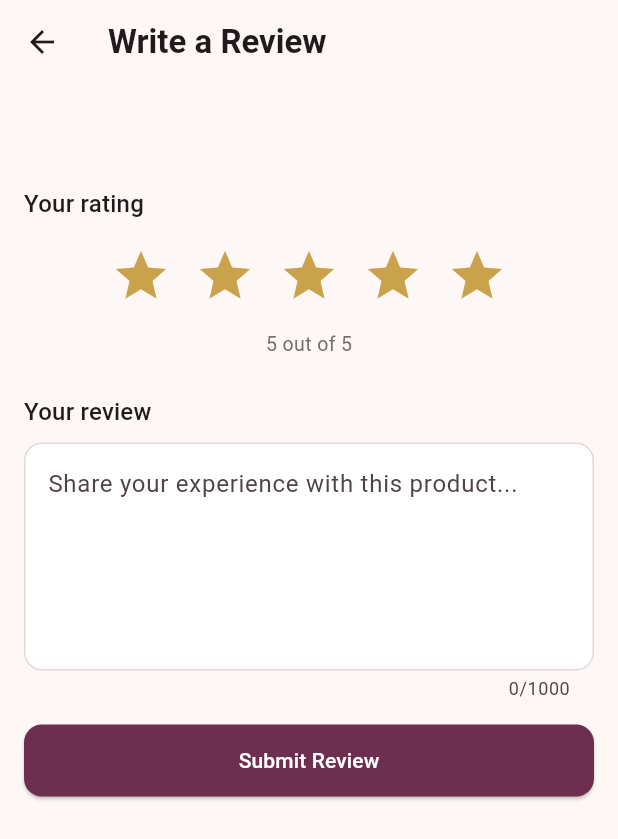
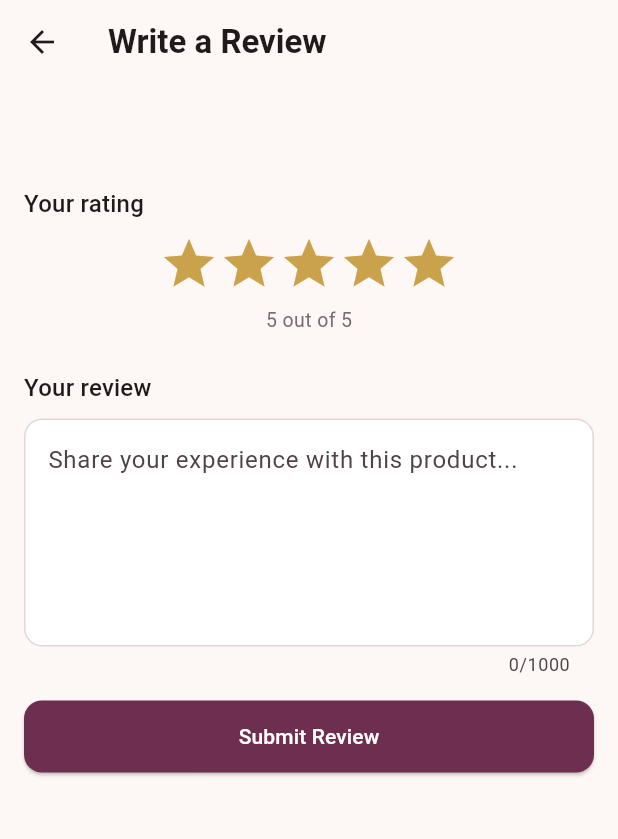
Before and after one commit to Yvonne-Wanja-1/botique2, a Flutter app: the WriteReviewScreen screen opened directly with empty values, on a phone screen of 412 x 824 dp. Shown: the top 839 px of the screen. Run offline on Flutter 3.47's test engine with Material 3 defaults, Android fonts, the phone set to English and light mode, and no system bars; our stand-ins replace csv, go_router, google_fonts, image_picker, pdf; missing offline and left inert: excel, file_saver; accounts and stored records are empty.

Commit message:
feat(reviews): animated star rating

```diff
--- a/botique/lib/customer/catalog/write_review_screen.dart
+++ b/botique/lib/customer/catalog/write_review_screen.dart
@@ -1,6 +1,7 @@
 import 'package:flutter/material.dart';
 import 'package:provider/provider.dart';
 
+import '../../core/animations/animated_star_rating.dart';
 import '../../core/theme/theme.dart';
 import '../../core/widgets/dialogs.dart';
 import '../../data/repositories/review_repository.dart';
@@ -71,19 +72,12 @@ class _WriteReviewScreenState extends State<WriteReviewScreen> {
           const SizedBox(height: 24),
           Text('Your rating', style: Theme.of(context).textTheme.titleMedium),
           const SizedBox(height: 8),
-          Row(
-            mainAxisAlignment: MainAxisAlignment.center,
-            children: [
-              for (var i = 1; i <= 5; i++)
-                IconButton(
-                  onPressed: _submitting ? null : () => setState(() => _rating = i),
-                  icon: Icon(
-                    i <= _rating ? Icons.star : Icons.star_border,
-                    size: 40,
-                    color: QueensTouchColors.gold,
-                  ),
-                ),
-            ],
+          Center(
+            child: AnimatedStarRating(
+              rating: _rating,
+              enabled: !_submitting,
+              onChanged: (v) => setState(() => _rating = v),
+            ),
           ),
           const SizedBox(height: 8),
           Center(
```
